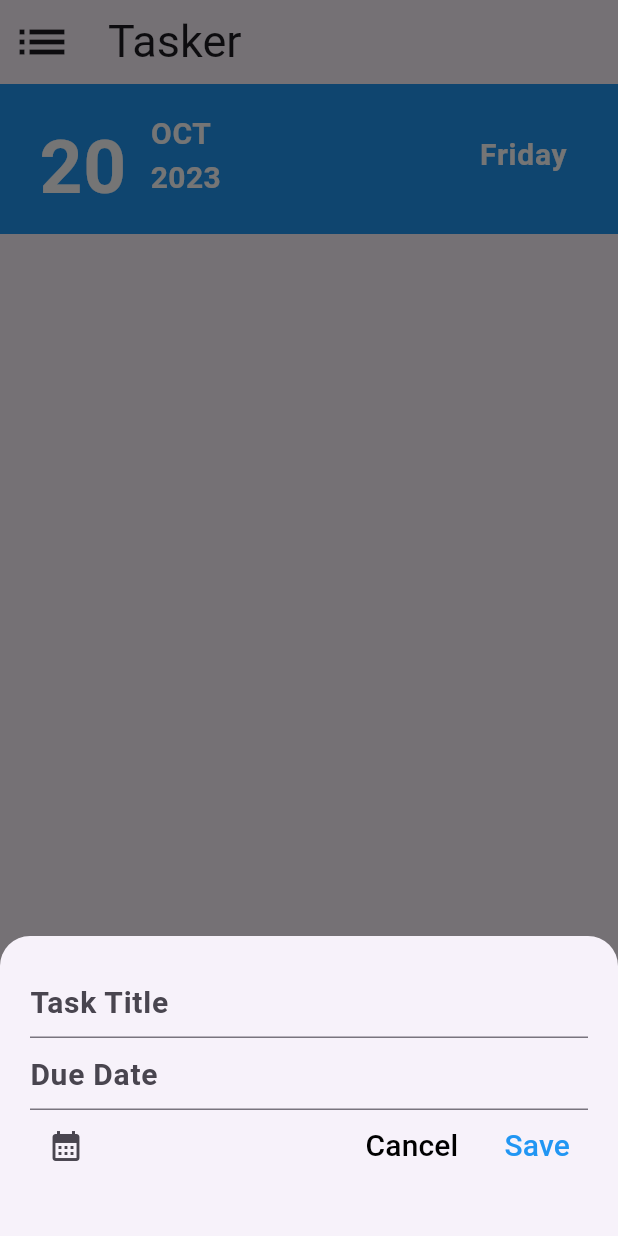
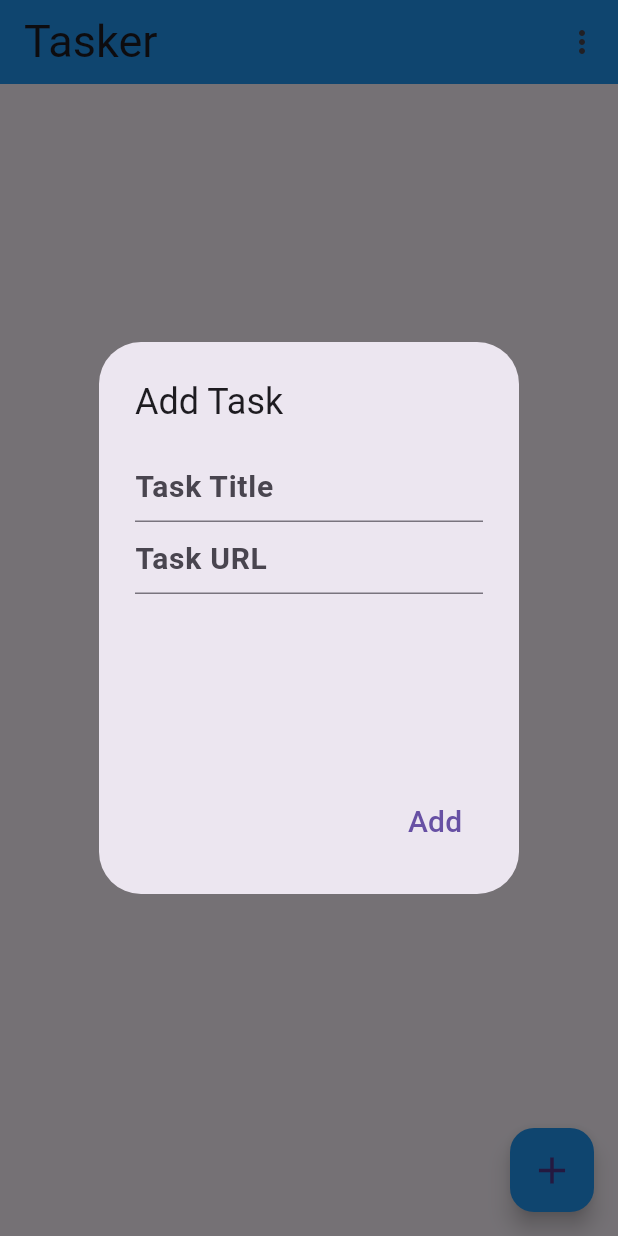
Before and after one commit to AbdelrahmanSobhy20/week14, a Flutter app: the screen it shows after launch, after a tap on the "add" icon, on a phone screen of 412 x 824 dp. Run offline on Flutter 3.47's test engine with Material 3 defaults, Android fonts, the phone set to English and light mode, and no system bars; our stand-ins replace sqflite; accounts and stored records are empty.

```diff
--- a/lib/new todo.dart
+++ b/lib/new todo.dart
@@ -3,20 +3,20 @@ import 'package:to_do_application/todoprovider.dart';
 class Todo {
   int? id;
   late String name;
-  late int date;
+  late String url;
   late bool isChecked;
 
   Todo({
     this.id,
     required this.name,
-    required this.date,
     required this.isChecked,
+    required this.url,
   });
 
   Todo.fromMap(Map<String, dynamic> map) {
     if (map[columnId] != null) id = map[columnId];
     name = map[columnName];
-    date = map[columnDate];
+    url = map[columnURL];
     isChecked = map[columnIsChecked] == 0 ? false : true;
   }
 
@@ -24,7 +24,7 @@ class Todo {
     Map<String, dynamic> map = {};
     if (id != null) map[columnId] = id;
     map[columnName] = name;
-    map[columnDate] = date;
+    map[columnURL] = url;
     map[columnIsChecked] = isChecked ? 1 : 0;
     return map;
   }
--- a/lib/newpage.dart
+++ b/lib/newpage.dart
@@ -1,7 +1,5 @@
 import 'package:flutter/material.dart';
-import 'package:intl/intl.dart';
 import 'package:to_do_application/todoprovider.dart';
-
 import 'new todo.dart';
 
 class NewPage extends StatefulWidget {
@@ -14,25 +12,30 @@ class NewPage extends StatefulWidget {
 class _NewPageState extends State<NewPage> {
   List<Todo> todolist = [];
   bool todoIsChecked = false;
-  DateTime? selectedDate;
   TextEditingController titlesOfTasks = TextEditingController();
-  TextEditingController dateOfTasks = TextEditingController();
+  TextEditingController urlOfTasks = TextEditingController();
+
+  @override
+  void dispose() {
+    super.dispose();
+    titlesOfTasks.dispose();
+    urlOfTasks.dispose();
+  }
 
   @override
   Widget build(BuildContext context) {
     return Scaffold(
+      resizeToAvoidBottomInset: true,
       floatingActionButton: FloatingActionButton(
+        backgroundColor: Colors.blue,
         onPressed: () {
-          showModalBottomSheet(
+          showDialog<void>(
             context: context,
-              shape: const RoundedRectangleBorder(
-                  borderRadius: BorderRadius.only(
-                topRight: Radius.circular(20),
-                topLeft: Radius.circular(20),
-              )),
-              builder: ((context) {
-                return Container(
-                  padding: const EdgeInsets.all(20),
+            barrierDismissible: true,
+            builder: (BuildContext dialogContext) {
+              return AlertDialog(
+                title: const Text('Add Task'),
+                content: Container(
                   height: 200,
                   child: Column(
                     children: [
@@ -44,71 +47,41 @@ class _NewPageState extends State<NewPage> {
                                 fontSize: 20, fontWeight: FontWeight.bold)),
                       ),
                       TextFormField(
-                        controller: dateOfTasks,
+                        controller: urlOfTasks,
                         decoration: const InputDecoration(
-                            hintText: "Due Date",
+                            hintText: "Task URL",
                             hintStyle: TextStyle(
                                 fontSize: 20, fontWeight: FontWeight.bold)),
                       ),
-                      Row(
-                        mainAxisAlignment: MainAxisAlignment.spaceBetween,
-                        children: [
-                          IconButton(
-                              onPressed: () async {
-                                selectedDate = await showDatePicker(
-                                    context: context,
-                                    initialDate: DateTime.now(),
-                                    firstDate: DateTime.now(),
-                                    lastDate: DateTime.now()
-                                        .add(const Duration(days: 30)));
-                                if (selectedDate != null) {
-                                  String formattedDate =
-                                      DateFormat('yyyy/MM/dd')
-                                          .format(selectedDate!);
-                                  setState(() {
-                                    dateOfTasks.text = formattedDate;
-                                  });
-                                }
-                              },
-                              icon: const Icon(Icons.calendar_month)),
-                          const SizedBox(
-                            width: 150,
-                          ),
-                          TextButton(
-                            onPressed: () {
-                              Navigator.of(context).pop();
-                            },
-                            child: const Text(
-                              "Cancel",
-                              style: TextStyle(
-                                fontSize: 20,
-                                color: Colors.black,
+                    ],
                   ),
                 ),
-                          ),
+                actions: <Widget>[
                   TextButton(
+                    child: const Text('Add' , style: TextStyle(
+                      fontSize: 20
+                    ),),
                     onPressed: () {
+                      if (titlesOfTasks.text != "" && urlOfTasks.text != "") {
                         TodoProvider.instance.insertTodo(Todo(
                             name: titlesOfTasks.text,
-                                  date: selectedDate!.millisecondsSinceEpoch,
+                            url: urlOfTasks.text,
                             isChecked: false));
+                      }
+
+                      setState(() {
+
+                      });
                       Navigator.of(context).pop();
-                              setState(() {});
+                      titlesOfTasks.clear();
+                      urlOfTasks.clear();
+                      // Dismiss alert dialog
                     },
-                            child: const Text(
-                              "Save",
-                              style: TextStyle(
-                                fontSize: 20,
-                                color: Colors.blue,
-                              ),
-                            ),
                   ),
                 ],
-                      ),
-                    ],
-                  ),
               );
-              }));
+            },
+          );
         },
         child: const Icon(
           Icons.add,
@@ -116,6 +89,21 @@ class _NewPageState extends State<NewPage> {
         ),
       ),
       appBar: AppBar(
+        actions: [
+          PopupMenuButton(
+            onSelected: (val) {
+              TodoProvider.instance.deleteAllList();
+              setState(() {});
+            },
+            itemBuilder: (BuildContext context) => [
+              const PopupMenuItem(
+                value: 0,
+                child: Text("Delete All"),
+              )
+            ],
+          )
+        ],
+        backgroundColor: Colors.blue,
         title: const Text(
           "Tasker",
           style: TextStyle(
@@ -123,50 +111,9 @@ class _NewPageState extends State<NewPage> {
           ),
         ),
         elevation: 0,
-        leading: const Icon(
-          Icons.list,
-          size: 40,
-        ),
       ),
       body: Column(
         children: [
-          Container(
-            padding: const EdgeInsets.all(10),
-            height: 100,
-            decoration: const BoxDecoration(
-              color: Colors.blue,
-            ),
-            child: const ListTile(
-              title: Text(
-                "OCT",
-                style: TextStyle(
-                    fontSize: 20,
-                    color: Colors.white,
-                    fontWeight: FontWeight.bold),
-              ),
-              subtitle: Text(
-                "2023",
-                style: TextStyle(
-                    fontSize: 20,
-                    color: Colors.white,
-                    fontWeight: FontWeight.bold),
-              ),
-              leading: Text(
-                "20",
-                style: TextStyle(
-                    fontSize: 50,
-                    color: Colors.white,
-                    fontWeight: FontWeight.bold),
-              ),
-              trailing: Text(
-                "Friday",
-                style: TextStyle(
-                    fontSize: 20,
-                    color: Colors.white,
-                    fontWeight: FontWeight.bold),
-              ),
-            ),
-          ),
           Expanded(
             child: FutureBuilder<List<Todo>>(
                 future: TodoProvider.instance.getAllTodo(),
@@ -178,7 +125,10 @@ class _NewPageState extends State<NewPage> {
                   }
                   if (snapshot.hasData) {
                     todolist = snapshot.data!;
-                    return ListView.builder(
+                    return todolist.isEmpty? const Center(child: Text("No Items yet" , style: TextStyle(
+                        fontSize: 30,
+                        color: Colors.black
+                    ),),) :ListView.builder(
                         itemCount: todolist.length,
                         itemBuilder: (context, index) {
                           Todo todo = todolist[index];
@@ -191,8 +141,7 @@ class _NewPageState extends State<NewPage> {
                               ),
                             ),
                             subtitle: Text(
-                              DateTime.fromMillisecondsSinceEpoch(todo.date)
-                                  .toString(),
+                              todo.url,
                               style: const TextStyle(
                                 fontSize: 15,
                               ),
@@ -226,8 +175,8 @@ class _NewPageState extends State<NewPage> {
                           );
                         });
                   }
-                  return Center(
-                    child: Container(
+                  return const Center(
+                    child: SizedBox(
                       height: 100,
                       width: 100,
                       child: CircularProgressIndicator(),
--- a/lib/todoprovider.dart
+++ b/lib/todoprovider.dart
@@ -4,7 +4,7 @@ import 'new todo.dart';
 
 const String columnId = 'id';
 const String columnName = 'name';
-const String columnDate = 'date';
+const String columnURL = 'url';
 const String columnIsChecked = 'isChecked';
 const String todoTable = 'todo_table';
 
@@ -18,13 +18,13 @@ factory TodoProvider(){
 TodoProvider._internal();
 
 Future open() async {
-  db = await openDatabase(join(await getDatabasesPath(), 'todos.db'), version: 1,
+  db = await openDatabase(join(await getDatabasesPath(), 'todo88.db'), version: 1,
       onCreate: (Database db, int version) async {
         await db.execute('''
 create table $todoTable (
   $columnId integer primary key autoincrement,
   $columnName text not null,
-  $columnDate integer not null,
+  $columnURL text not null,
   $columnIsChecked integer not null)
 ''');
       });
@@ -51,6 +51,11 @@ Future<List<Todo>> getAllTodo()async{
 Future<int> deleteTodo(int id) async {
   return await db.delete(todoTable, where: '$columnId = ?', whereArgs: [id]);
 }
+
+Future deleteAllList()async{
+return db.rawQuery('DELETE FROM $todoTable');
+}
+
 Future<int> updateTodo(Todo todo) async {
   return await db.update(todoTable, todo.toMap(),
       where: '$columnId = ?', whereArgs: [todo.id]);
```
Also changed, not shown: pubspec.lock, 1 other file. Lines whose indentation alone changed are shown as unchanged.
